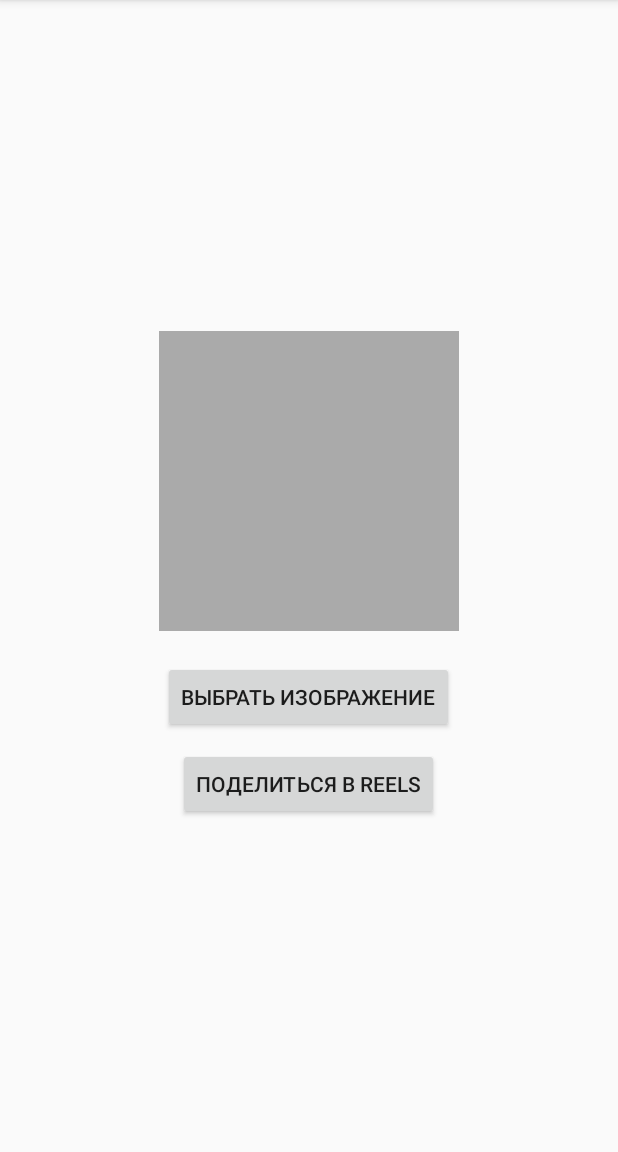
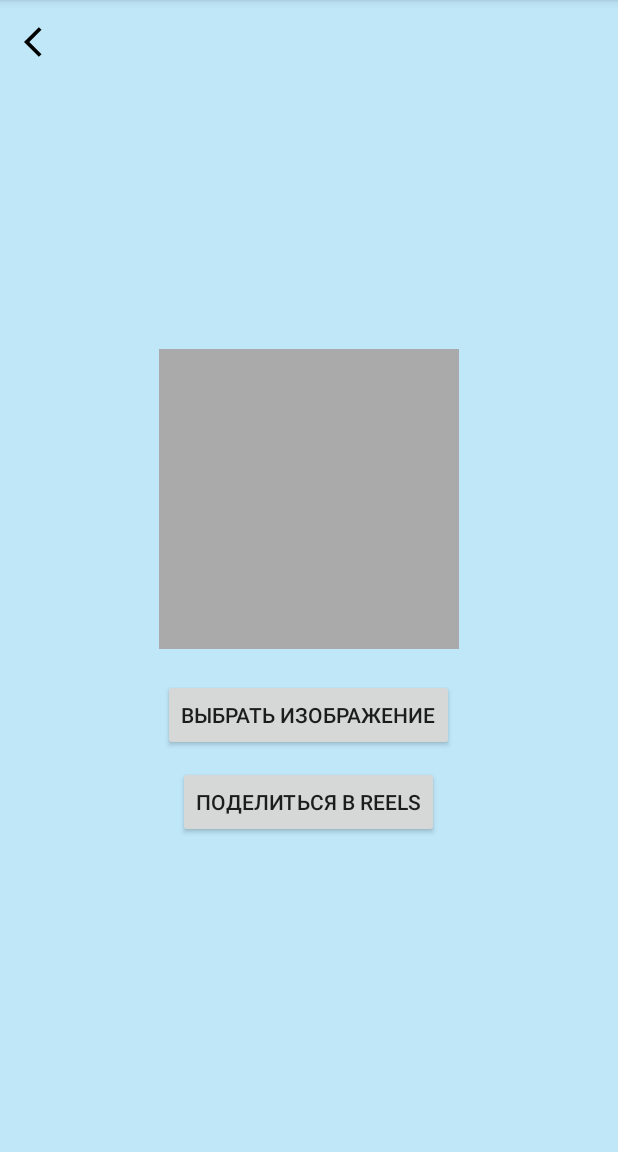
Before and after one commit to Saayyaaaa/AndroidEssentials, an Android app: the IntentsDeepLinking screen opened through its navigation route, on a phone screen of 412 x 824 dp, the part 84-1236 px from its top. Run offline under Robolectric (Android 15) with nearby library versions, the phone set to English and light mode, and no system bars.

Commit message:
go_back button

```diff
--- a/app/src/main/java/com/example/androidessentials/ForegroundService.kt
+++ b/app/src/main/java/com/example/androidessentials/ForegroundService.kt
@@ -15,6 +15,7 @@ class ForegroundService : Fragment() {
 
     private lateinit var btnPlayStop: ImageButton
     private var isPlaying = false
+    private lateinit var goBack: ImageButton
 
     override fun onCreateView(
         inflater: LayoutInflater, container: ViewGroup?,
@@ -30,6 +31,7 @@ class ForegroundService : Fragment() {
         val btnPrevious = view.findViewById<ImageButton>(R.id.btnPrevious)
         btnPlayStop = view.findViewById(R.id.btnPlayStop)
         val btnNext = view.findViewById<ImageButton>(R.id.btnNext)
+        goBack = view.findViewById(R.id.go_back_btn)
 
         btnPlayStop.setOnClickListener {
             togglePlayStop()
@@ -43,6 +45,10 @@ class ForegroundService : Fragment() {
         btnNext.setOnClickListener {
             sendMusicAction("ACTION_NEXT")
             Toast.makeText(requireContext(), "Следующий трек", Toast.LENGTH_SHORT).show()
+        }
+
+        goBack.setOnClickListener {
+            requireActivity().supportFragmentManager.popBackStack()
         }
     }
 
--- a/app/src/main/java/com/example/androidessentials/IntentsDeepLinking.kt
+++ b/app/src/main/java/com/example/androidessentials/IntentsDeepLinking.kt
@@ -10,6 +10,7 @@ import android.view.LayoutInflater
 import android.view.View
 import android.view.ViewGroup
 import android.widget.Button
+import android.widget.ImageButton
 import android.widget.ImageView
 
 class IntentsDeepLinking : Fragment() {
@@ -17,6 +18,7 @@ class IntentsDeepLinking : Fragment() {
     val REQUEST_CODE = 1
     private lateinit var imageView: ImageView
     private lateinit var galleryBtn: Button
+    private lateinit var goBack: ImageButton
 
     private var selectedImageUri: Uri? = null
 
@@ -29,11 +31,17 @@ class IntentsDeepLinking : Fragment() {
         val view = inflater.inflate(R.layout.fragment_intents_deep_linking, container, false)
         imageView = view.findViewById(R.id.imageView)
         galleryBtn = view.findViewById(R.id.galleryBtn)
+        goBack = view.findViewById(R.id.go_back_btn)
+
 
 
         galleryBtn.setOnClickListener {
             val intent = Intent(Intent.ACTION_PICK, MediaStore.Images.Media.EXTERNAL_CONTENT_URI)
             startActivityForResult(intent, REQUEST_CODE)
+        }
+
+        goBack.setOnClickListener {
+            requireActivity().supportFragmentManager.popBackStack()
         }
 
         return view
--- /dev/null
+++ b/app/src/main/res/drawable/go_back.xml
@@ -0,0 +1,5 @@
+<vector xmlns:android="http://schemas.android.com/apk/res/android" android:autoMirrored="true" android:height="24dp" android:tint="#000000" android:viewportHeight="24" android:viewportWidth="24" android:width="24dp">
+
+    <path android:fillColor="@android:color/white" android:pathData="M11.67,3.87L9.9,2.1 0,12l9.9,9.9 1.77,-1.77L3.54,12z"/>
+
+</vector>
--- a/app/src/main/res/layout/fragment_intents_deep_linking.xml
+++ b/app/src/main/res/layout/fragment_intents_deep_linking.xml
@@ -3,8 +3,22 @@
     android:layout_width="match_parent"
     android:layout_height="match_parent"
     android:orientation="vertical"
+    android:padding="16dp"
+    android:background="@color/blue_bk">
+
+    <ImageButton
+        android:id="@+id/go_back_btn"
+        android:layout_width="wrap_content"
+        android:layout_height="wrap_content"
+        android:background="@android:color/transparent"
+        android:src="@drawable/go_back" />
+
+    <LinearLayout
+        android:layout_width="match_parent"
+        android:layout_height="match_parent"
         android:gravity="center"
-    android:padding="16dp">
+        android:orientation="vertical"
+        >
 
         <ImageView
             android:id="@+id/imageView"
@@ -26,4 +40,8 @@
             android:layout_height="wrap_content"
             android:text="Поделиться в Reels"
             android:layout_marginTop="10dp"/>
+
     </LinearLayout>
+
+
+</LinearLayout>
```
Also changed, not shown: app/src/main/java/com/example/androidessentials/BroadcastReceiverFragment.kt (+7 -0 lines), app/src/main/java/com/example/androidessentials/ContentProvider.kt (+13 -0 lines), app/src/main/res/layout/fragment_broadcast_receiver.xml (+9 -1 lines), app/src/main/res/layout/fragment_content_provider.xml (+10 -1 lines), app/src/main/res/layout/fragment_foreground_service.xml (+15 -1 lines). Lines whose indentation alone changed are shown as unchanged.
